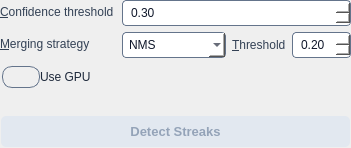
This is src/startrails/ui/step_detect_streaks.ui in gkyle/startrails as Qt 5 draws it before an edit. The edited form follows.
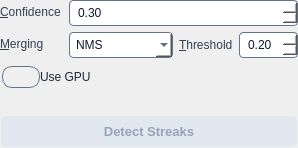
This is the edited form. Icons and pictures are not drawn.

```diff
--- a/src/startrails/ui/step_detect_streaks.ui
+++ b/src/startrails/ui/step_detect_streaks.ui
@@ -83,7 +83,7 @@
      <item row="0" column="0">
       <widget class="QLabel" name="confidenceLabel">
        <property name="text">
-        <string>&amp;Confidence threshold</string>
+        <string>&amp;Confidence</string>
        </property>
        <property name="buddy">
         <cstring>confidence</cstring>
@@ -106,7 +106,7 @@
      <item row="1" column="0">
       <widget class="QLabel" name="mergeLabel">
        <property name="text">
-        <string>&amp;Merging strategy</string>
+        <string>&amp;Merging</string>
        </property>
        <property name="buddy">
         <cstring>mergeMethod</cstring>
```
